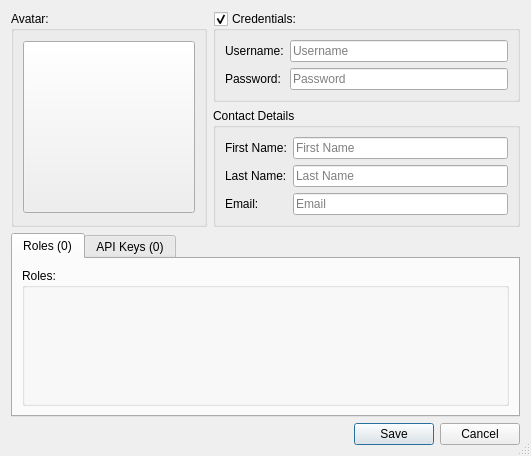
Above: forms/repo_dialog_user.ui from 3drepo/3drepogui before the change. Below: the same form after it.
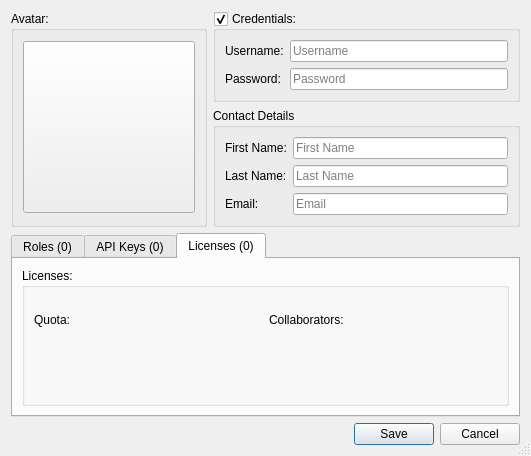
That is the form after the change. Custom widgets are drawn as their Qt base class.

Commit message: #158 add license tab

```diff
--- a/forms/repo_dialog_user.ui
+++ b/forms/repo_dialog_user.ui
@@ -250,7 +250,7 @@
    <item>
     <widget class="QTabWidget" name="tabWidget">
      <property name="currentIndex">
-      <number>0</number>
+      <number>2</number>
      </property>
      <widget class="QWidget" name="rolesTab">
       <attribute name="title">
@@ -314,6 +314,74 @@
        </item>
       </layout>
      </widget>
+     <widget class="QWidget" name="licenseTab">
+      <attribute name="title">
+       <string>Licenses (0)</string>
+      </attribute>
+      <layout class="QVBoxLayout" name="verticalLayout_9">
+       <item>
+        <widget class="QGroupBox" name="groupBox_4">
+         <property name="title">
+          <string>Licenses:</string>
+         </property>
+         <layout class="QVBoxLayout" name="verticalLayout_11">
+          <property name="leftMargin">
+           <number>9</number>
+          </property>
+          <property name="topMargin">
+           <number>9</number>
+          </property>
+          <property name="rightMargin">
+           <number>9</number>
+          </property>
+          <property name="bottomMargin">
+           <number>9</number>
+	   </property>
+	   <item>
+         <layout class="QHBoxLayout" name="horizontalLayout">
+          <item>
+           <widget class="QLabel" name="label_2">
+            <property name="text">
+             <string>Quota:</string>
+            </property>
+           </widget>
+          </item>
+          <item>
+           <widget class="QLabel" name="labelQuota">
+            <property name="text">
+             <string/>
+            </property>
+           </widget>
+          </item>
+          <item>
+           <widget class="QLabel" name="label">
+            <property name="text">
+             <string>Collaborators:</string>
+            </property>
+           </widget>
+          </item>
+          <item>
+           <widget class="QLabel" name="labelCollaborators">
+            <property name="text">
+             <string/>
+            </property>
+           </widget>
+          </item>
+         </layout>
+        </item>
+          <item>
+           <widget class="repo::gui::widget::UnfilterableTreeWidget" name="licensesUnfilterableTreeWidget" native="true">
+            <property name="enabled">
+             <bool>false</bool>
+            </property>
+           </widget>
+          </item>
+         </layout>
+        </widget>
+       </item>
+      </layout>
+     </widget>
+
     </widget>
    </item>
    <item>
```
Left out of the diff: 8 changed lines with no effect on the pictures. The commit also changes 3 other files.
